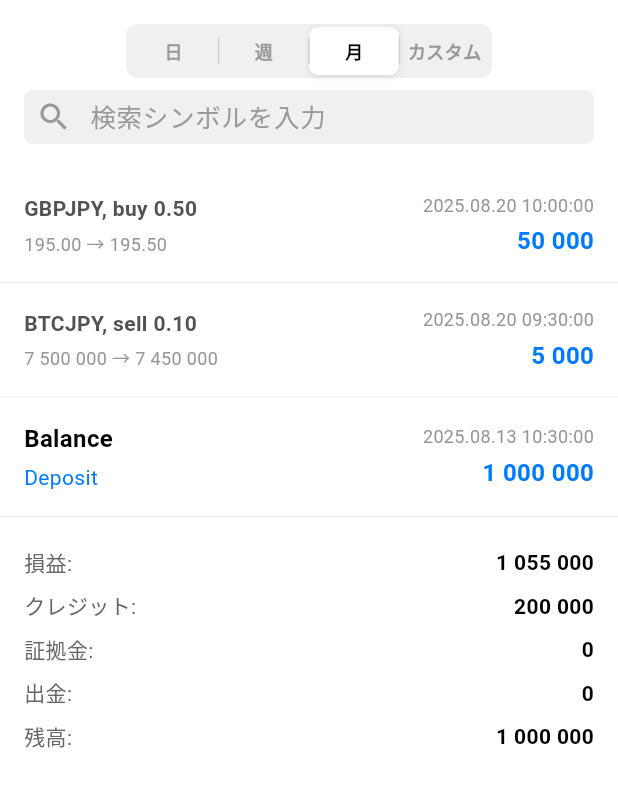
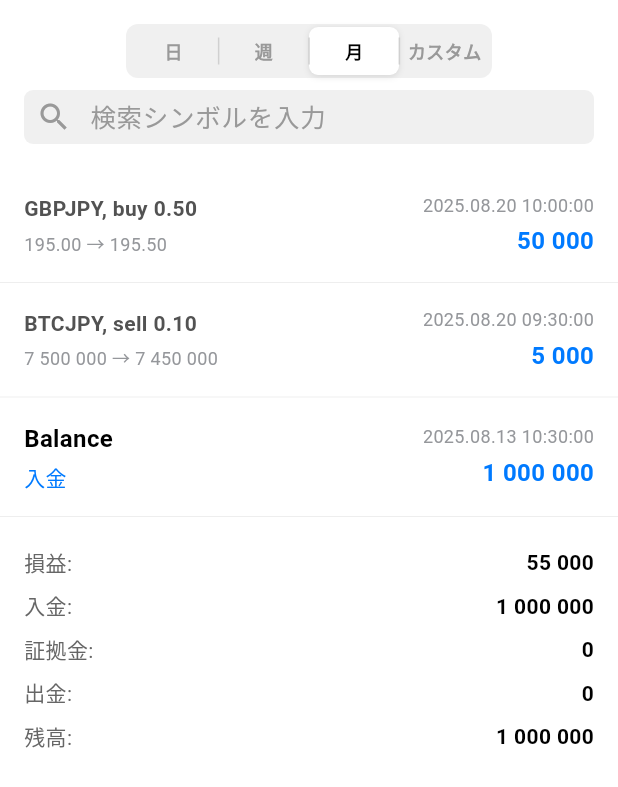
Before and after one commit to onefiles/meta5-trading-app, a Flutter app: the HistoryScreen screen opened directly, after a tap on an icon or button, on a phone screen of 412 x 824 dp. Shown: the top 787 px of the screen. Run offline on Flutter 3.47's test engine with Material 3 defaults, Android fonts, the phone set to English and light mode, and no system bars; our stand-ins replace flutter_slidable, shared_preferences, sqflite; accounts and stored records are empty; network calls fail.

Commit message:
Balance/Creditの表示と計算を完全修正
- Balance/Creditを損益計算から除外（純粋な取引損益のみ）
- Balance/Creditの表示をシンプル化（sell 0.00や価格データを削除）
- 統計情報で入金額を別表示（クレジット→入金）
- 残高リセット機能を初期値（100万円）に修正
- Balance=入金、Credit=クレジット入金として表示

🤖 Generated with [Claude Code](https://claude.ai/code)

Co-Authored-By: Claude <noreply@anthropic.com>

```diff
--- a/lib/providers/history_provider.dart
+++ b/lib/providers/history_provider.dart
@@ -198,14 +198,25 @@ class HistoryProvider extends ChangeNotifier {
 
   // 総損益計算
   double get totalProfit {
-    return _history.fold(0.0, (sum, h) => sum + h.profit);
+    // Balance/Creditを除外して、純粋な取引損益のみ計算
+    return _history
+        .where((h) => h.type != OrderType.balance && h.type != OrderType.credit)
+        .fold(0.0, (sum, h) => sum + h.profit);
   }
 
-  // 勝率計算
+  // 総入金額（Balance/Creditの合計）
+  double get totalDeposit {
+    return _history
+        .where((h) => h.type == OrderType.balance || h.type == OrderType.credit)
+        .fold(0.0, (sum, h) => sum + h.profit);
+  }
+
+  // 勝率計算（取引のみ）
   double get winRate {
-    if (_history.isEmpty) return 0.0;
-    final winCount = _history.where((h) => h.profit > 0).length;
-    return (winCount / _history.length) * 100;
+    final trades = _history.where((h) => h.type != OrderType.balance && h.type != OrderType.credit).toList();
+    if (trades.isEmpty) return 0.0;
+    final winCount = trades.where((h) => h.profit > 0).length;
+    return (winCount / trades.length) * 100;
   }
 
   // 取引回数
--- a/lib/providers/order_provider.dart
+++ b/lib/providers/order_provider.dart
@@ -355,9 +355,9 @@ class OrderProvider extends ChangeNotifier {
   Future<void> resetAccount() async {
     print('OrderProvider: Resetting account');
 
-    // Android版と同じ：残高とクレジットを0に設定
-    _balance = 0.0;
-    _credit = 0.0;
+    // 残高とクレジットを初期値に設定
+    _balance = 1000000.0; // 100万円
+    _credit = 200000.0;   // 20万円
 
     // SharedPreferencesに保存
     final prefs = await SharedPreferences.getInstance();
--- a/lib/screens/history_screen.dart
+++ b/lib/screens/history_screen.dart
@@ -840,10 +840,19 @@ class _HistoryScreenState extends State<HistoryScreen> with SingleTickerProvider
                 child: Column(
                   crossAxisAlignment: CrossAxisAlignment.start,
                   children: [
-                    // Balance/Deposit行
-                    if (item.symbol == 'BALANCE')
+                    // Balance/Credit/取引の表示を分岐
+                    if (item.type == OrderType.balance)
                       const Text(
                         'Balance',
+                        style: TextStyle(
+                          fontSize: 16,
+                          fontWeight: FontWeight.bold,
+                          color: Colors.black,
+                        ),
+                      )
+                    else if (item.type == OrderType.credit)
+                      const Text(
+                        'Credit',
                         style: TextStyle(
                           fontSize: 16,
                           fontWeight: FontWeight.bold,
@@ -860,8 +869,8 @@ class _HistoryScreenState extends State<HistoryScreen> with SingleTickerProvider
                         ),
                       ),
                     const SizedBox(height: 4),
-                    // 価格範囲またはDeposit
-                    if (item.symbol != 'BALANCE')
+                    // 価格範囲は取引のみ表示
+                    if (item.type != OrderType.balance && item.type != OrderType.credit)
                       Text(
                         '${_formatAndroidPrice(item.openPrice, item.symbol)} → ${_formatAndroidPrice(item.closePrice, item.symbol)}',
                         style: const TextStyle(
@@ -870,9 +879,9 @@ class _HistoryScreenState extends State<HistoryScreen> with SingleTickerProvider
                         ),
                       )
                     else
-                      const Text(
-                        'Deposit',
-                        style: TextStyle(
+                      Text(
+                        item.type == OrderType.balance ? '入金' : 'クレジット入金',
+                        style: const TextStyle(
                           fontSize: 14,
                           color: Color(0xFF007aff),
                         ),
@@ -979,7 +988,7 @@ class _HistoryScreenState extends State<HistoryScreen> with SingleTickerProvider
           child: Column(
             children: [
               _buildStatRow('損益:', historyProvider.totalProfit),
-              _buildStatRow('クレジット:', orderProvider.credit),
+              _buildStatRow('入金:', historyProvider.totalDeposit),
               _buildStatRow('証拠金:', orderProvider.requiredMargin),
               _buildStatRow('出金:', 0.0), // TODO: 出金履歴を追加する場合
               _buildStatRow('残高:', orderProvider.balance),
```
